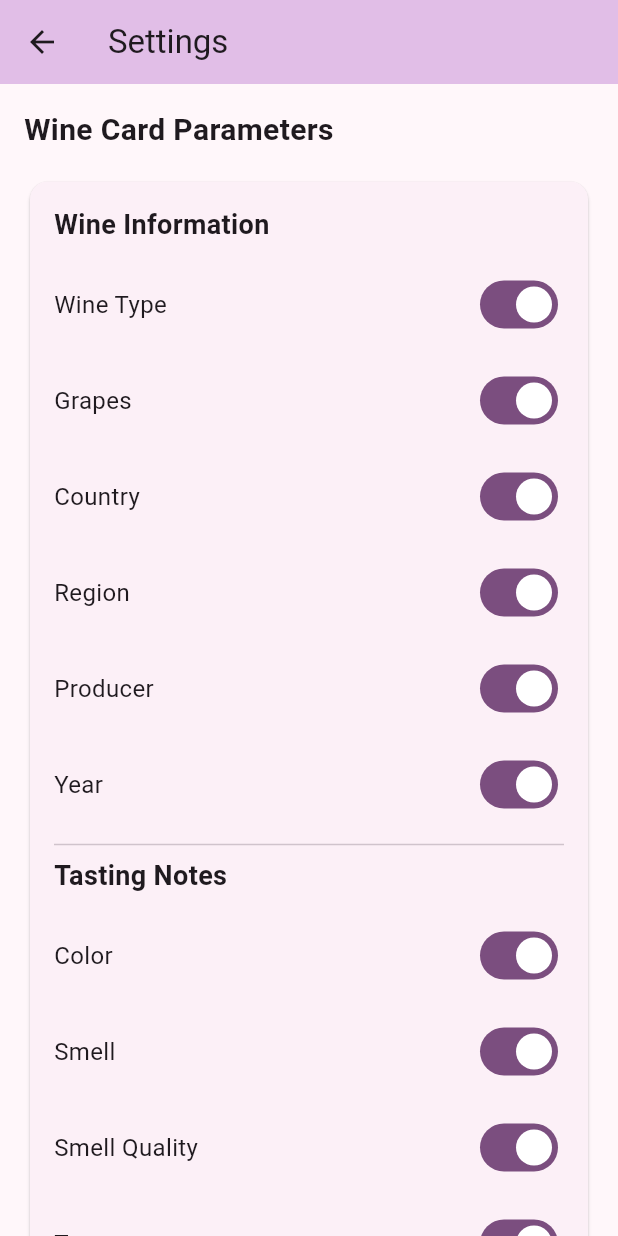
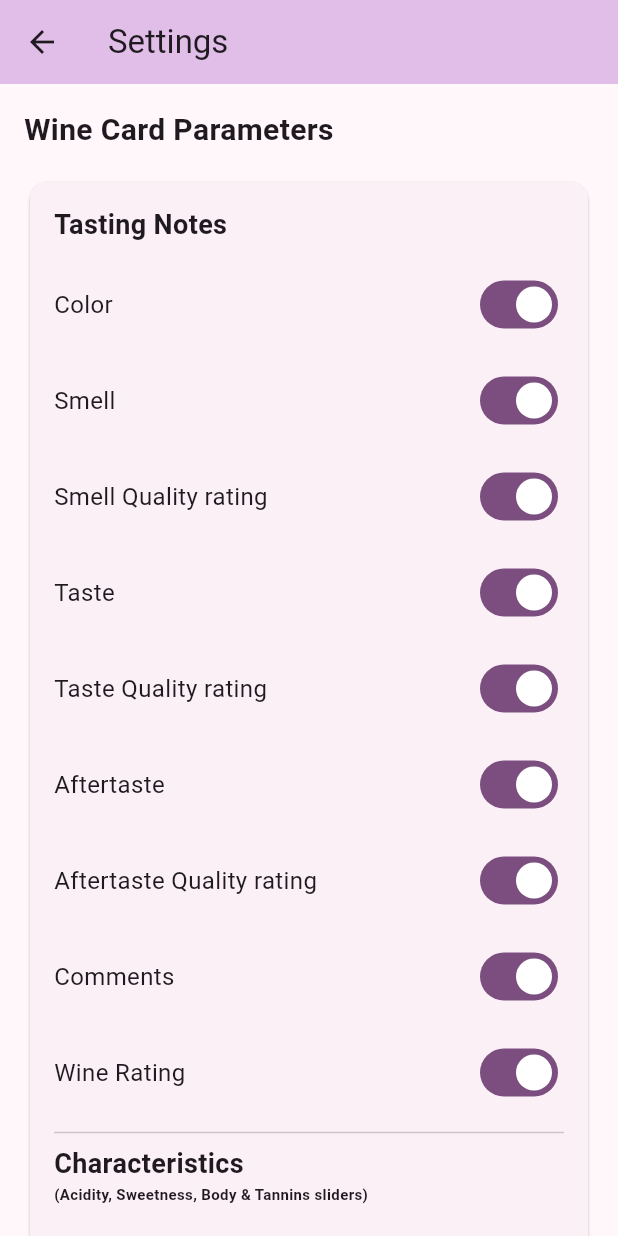
Before and after one commit to johan-axel/blindtaster, a Flutter app: the SettingsPage screen opened directly, on a phone screen of 412 x 824 dp. Run offline on Flutter 3.47's test engine with Material 3 defaults, Android fonts, the phone set to English and light mode, and no system bars; our stand-ins replace hive, hive_flutter; accounts and stored records are empty; generated files the repository leaves out were written again.

Commit message:
Restructure settings page

```diff
--- a/lib/screens/settings_page.dart
+++ b/lib/screens/settings_page.dart
@@ -64,6 +64,42 @@ class _SettingsPageState extends State<SettingsPage> {
                     crossAxisAlignment: CrossAxisAlignment.start,
                     children: [
                       const Text(
+                        'Tasting Notes',
+                        style: TextStyle(fontSize: 18, fontWeight: FontWeight.bold),
+                      ),
+                      const SizedBox(height: 8),
+                      _buildToggleRow('Color', settings.showColor,
+                          (value) => settings.showColor = value),
+                      _buildToggleRow('Smell', settings.showSmell,
+                          (value) => settings.showSmell = value),
+                      _buildToggleRow('Smell Quality rating', settings.showSmellQuality,
+                          (value) => settings.showSmellQuality = value),
+                      _buildToggleRow('Taste', settings.showTaste,
+                          (value) => settings.showTaste = value),
+                      _buildToggleRow('Taste Quality rating', settings.showTasteQuality,
+                          (value) => settings.showTasteQuality = value),
+                      _buildToggleRow('Aftertaste', settings.showAftertaste,
+                          (value) => settings.showAftertaste = value),
+                      _buildToggleRow('Aftertaste Quality rating', settings.showAftertasteQuality,
+                          (value) => settings.showAftertasteQuality = value),
+                      _buildToggleRow('Comments', settings.showComments,
+                          (value) => settings.showComments = value),
+                      _buildToggleRow('Wine Rating', settings.showRating,
+                          (value) => settings.showRating = value),
+                      const Divider(),
+                      const Text(
+                        'Characteristics',
+                        style: TextStyle(fontSize: 18, fontWeight: FontWeight.bold),
+                      ),
+                      const Text(
+                        '(Acidity, Sweetness, Body & Tannins sliders)',
+                        style: TextStyle(fontSize: 10, fontWeight: FontWeight.bold),
+                      ),
+                      const SizedBox(height: 8),
+                      _buildToggleRow('Characteristics', settings.showCharacteristics,
+                          (value) => settings.showCharacteristics = value),
+                      const Divider(),
+                      const Text(
                         'Wine Information',
                         style: TextStyle(fontSize: 18, fontWeight: FontWeight.bold),
                       ),
@@ -81,45 +117,7 @@ class _SettingsPageState extends State<SettingsPage> {
                       _buildToggleRow('Year', settings.showYear,
                           (value) => settings.showYear = value),
                       const Divider(),
-                      const Text(
-                        'Tasting Notes',
-                        style: TextStyle(fontSize: 18, fontWeight: FontWeight.bold),
-                      ),
-                      const SizedBox(height: 8),
-                      _buildToggleRow('Color', settings.showColor,
-                          (value) => settings.showColor = value),
-                      _buildToggleRow('Smell', settings.showSmell,
-                          (value) => settings.showSmell = value),
-                      _buildToggleRow('Smell Quality', settings.showSmellQuality,
-                          (value) => settings.showSmellQuality = value),
-                      _buildToggleRow('Taste', settings.showTaste,
-                          (value) => settings.showTaste = value),
-                      _buildToggleRow('Taste Quality', settings.showTasteQuality,
-                          (value) => settings.showTasteQuality = value),
-                      _buildToggleRow('Aftertaste', settings.showAftertaste,
-                          (value) => settings.showAftertaste = value),
-                      _buildToggleRow(
-                          'Aftertaste Quality',
-                          settings.showAftertasteQuality,
-                          (value) => settings.showAftertasteQuality = value),
-                      const Divider(),
-                      const Text(
-                        'Characteristics',
-                        style: TextStyle(fontSize: 18, fontWeight: FontWeight.bold),
-                      ),
-                      const SizedBox(height: 8),
-                      _buildToggleRow('Characteristics', settings.showCharacteristics,
-                          (value) => settings.showCharacteristics = value),
-                      const Divider(),
-                      const Text(
-                        'Additional',
-                        style: TextStyle(fontSize: 18, fontWeight: FontWeight.bold),
-                      ),
-                      const SizedBox(height: 8),
-                      _buildToggleRow('Rating', settings.showRating,
-                          (value) => settings.showRating = value),
-                      _buildToggleRow('Comments', settings.showComments,
-                          (value) => settings.showComments = value),
+
                     ],
                   ),
                 ),
```
